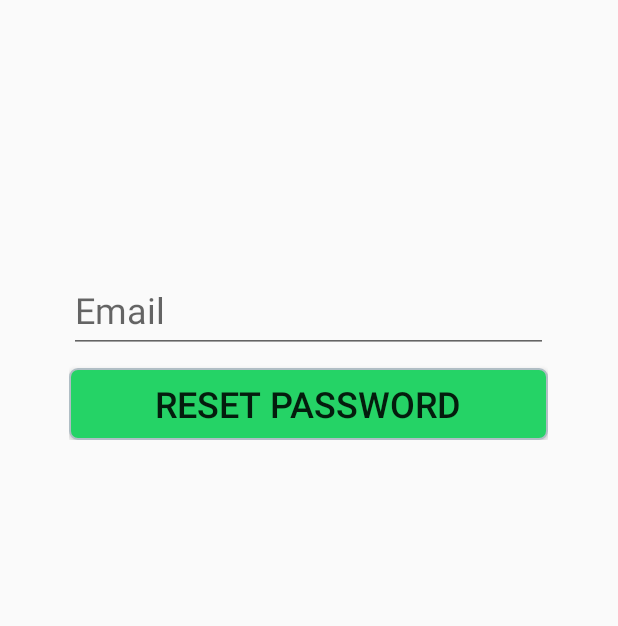
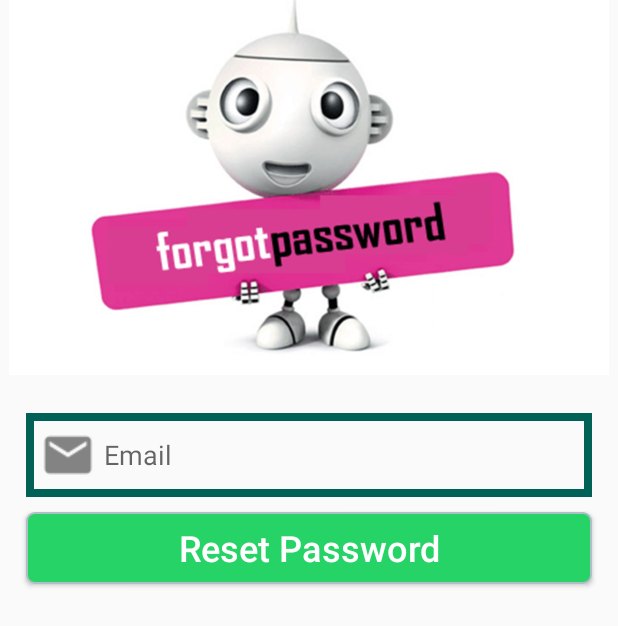
Before and after one commit to Kineruth/MemoryApp, an Android app: the ResetPasswordActivity screen opened directly, with no data from a screen before it, on a phone screen of 412 x 824 dp. Shown: the top 626 px of the screen. Run offline under Robolectric (Android 15) with nearby library versions, the phone set to English and light mode, and no system bars; our stand-ins replace Firebase (no records; nobody signed in at launch, a user with empty details on screens opened directly); libraries missing offline, so code that uses them is left out: com.mobsandgeeks.saripaar; 2 statements that could not run were skipped.

Commit message:
refactor the code and the style

```diff
--- a/app/src/main/java/memory/Memoryapp/ResetPasswordActivity.java
+++ b/app/src/main/java/memory/Memoryapp/ResetPasswordActivity.java
@@ -83,7 +83,7 @@ public class ResetPasswordActivity extends AppCompatActivity implements Validato
                     public void onComplete(@NonNull Task<Void> task) {
                         if(task.isSuccessful()){
                             loadingBar.dismiss();
-                            BackToLogin();
+                            loginActivity();
                         }
                         else{
                             Toast.makeText(ResetPasswordActivity.this, task.getException().getMessage(), Toast.LENGTH_LONG).show();
@@ -91,7 +91,7 @@ public class ResetPasswordActivity extends AppCompatActivity implements Validato
                     }
                 });
     }
-    private void BackToLogin(){
+    private void loginActivity(){
         Intent intent = new Intent(this, LoginActivity.class);
         startActivity(intent);
         finish();
--- a/app/src/main/res/layout/activity_reset_password.xml
+++ b/app/src/main/res/layout/activity_reset_password.xml
@@ -1,46 +1,41 @@
 <?xml version="1.0" encoding="utf-8"?>
 <RelativeLayout xmlns:android="http://schemas.android.com/apk/res/android"
     android:layout_width="match_parent"
-    android:layout_height="match_parent"
-    android:focusable="true"
-    android:focusableInTouchMode="true"
-    android:padding="@dimen/padding_sides">
-
-    <LinearLayout
-        android:id="@+id/ll1"
-        android:layout_width="319dp"
-        android:layout_height="wrap_content"
+    android:layout_height="match_parent">
+    <ImageView
+        android:id="@+id/register_image"
+        android:layout_width="match_parent"
+        android:layout_height="250dp"
+        android:src="@drawable/forgot_photo"
+        android:layout_alignParentStart="true"
         android:layout_alignParentTop="true"
-        android:layout_centerHorizontal="true"
-        android:layout_centerVertical="true"
-        android:layout_marginTop="135dp"
-        android:orientation="vertical">
-
-
-        <android.support.design.widget.TextInputLayout
-            android:layout_width="match_parent"
-            android:layout_height="wrap_content"
-            android:layout_alignTop="@+id/ll1"
-            android:theme="@style/text">
-
+        android:scaleType="fitCenter"/>
     <EditText
         android:id="@+id/etResetEmail"
         android:layout_width="match_parent"
         android:layout_height="wrap_content"
+        android:layout_alignParentStart="true"
         android:hint="@string/hint_et_email"
         android:inputType="textEmailAddress"
-                android:textSize="@dimen/text_medium" />
-
-        </android.support.design.widget.TextInputLayout>
-
+        android:background="@drawable/inputs"
+        android:layout_below="@+id/register_image"
+        android:padding="4dp"
+        android:drawableStart="@drawable/email"
+        android:layout_marginTop="25dp"
+        android:layout_marginLeft="17dp"
+        android:layout_marginRight="17dp"/>
     <Button
         android:id="@+id/btnReset"
         android:layout_width="match_parent"
         android:layout_height="wrap_content"
+        android:layout_below="@id/etResetEmail"
+        android:padding="4dp"
         android:layout_marginTop="10dp"
-            android:background="@drawable/my_button"
+        android:layout_marginLeft="17dp"
+        android:layout_marginRight="17dp"
         android:text="Reset Password"
-            android:textSize="@dimen/text_medium" />
-    </LinearLayout>
-
+        android:textAllCaps="false"
+        android:textSize="24sp"
+        android:textColor="@android:color/background_light"
+        android:background="@drawable/my_button"/>
 </RelativeLayout>
```
Also changed, not shown: app/src/main/java/memory/Memoryapp/LoginActivity.java (+19 -8 lines), app/src/main/java/memory/Memoryapp/MainActivity.java (+14 -6 lines), app/src/main/java/memory/Memoryapp/RegisterActivity.java (+12 -6 lines), app/src/main/java/memory/Memoryapp/SettingsActivity.java (+33 -5 lines), app/src/main/res/drawable/forgot_photo.jpg (added). Lines whose indentation alone changed are shown as unchanged.
